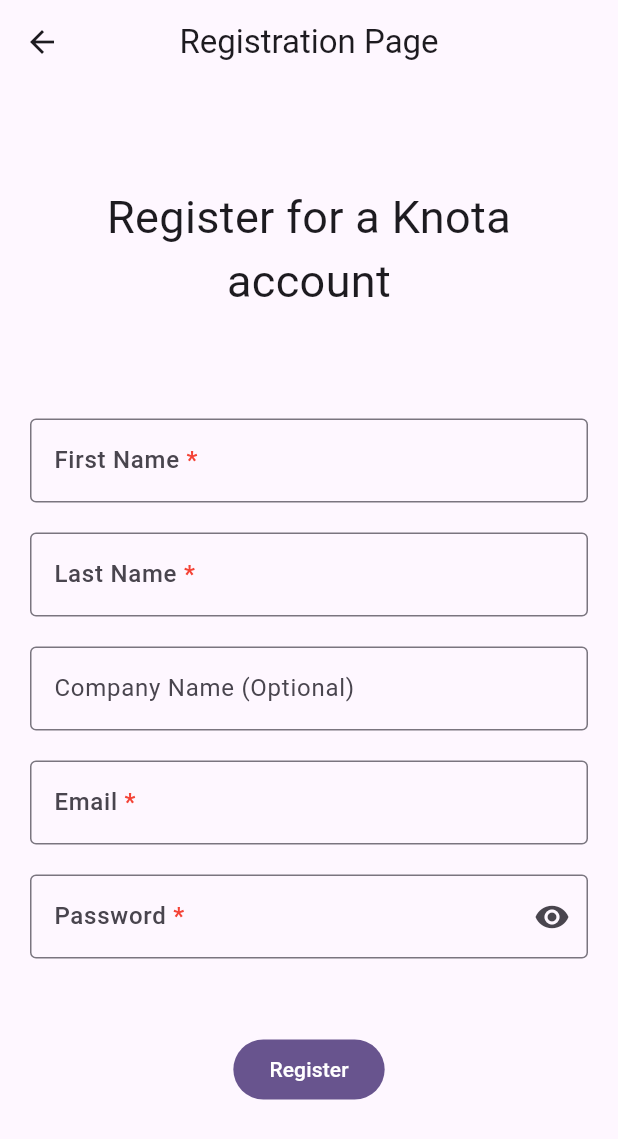
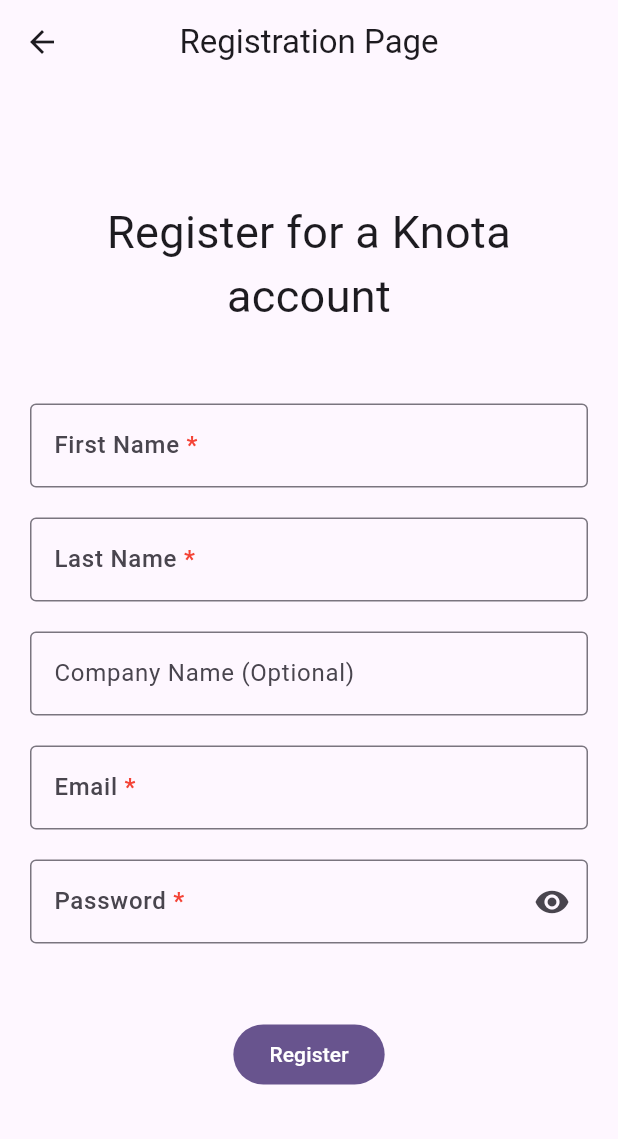
Before and after one commit to tioBlachi/project-knota, a Flutter app: the screen it shows after launch, after a tap on "Create Account", on a phone screen of 412 x 824 dp. Shown: the top 1139 px of the screen. Run offline on Flutter 3.47's test engine with Material 3 defaults, Android fonts, the phone set to English and light mode, and no system bars; our stand-ins replace email_validator; network calls fail.

Commit message:
Docker compose to spin up a postgres DB. Wrapped flutter Scaffolds in SafeArea widget

```diff
--- a/frontend/lib/pages/login_page.dart
+++ b/frontend/lib/pages/login_page.dart
@@ -20,7 +20,8 @@
       //   centerTitle: true,
       //   title: const Text("Login"),
       // ),
-      body: Padding(
+      body: SafeArea(
+        child: Padding(
           padding: const EdgeInsets.all(20),
           child: Center(
             child: Column(
@@ -32,7 +33,7 @@
                 ),
 
                 const SizedBox(
-                height: 50,
+                  height: 15,
                 ),
 
                 Text(
@@ -41,7 +42,7 @@
                 ),
 
                 const SizedBox(
-                height: 50,
+                  height: 10,
                 ),
 
                 Form(
@@ -137,6 +138,7 @@
             ),
           ),
         ),
+      ),
       bottomNavigationBar: Padding(
         padding: const EdgeInsets.all(40),
         child: Column(
--- a/frontend/lib/pages/registation_page.dart
+++ b/frontend/lib/pages/registation_page.dart
@@ -34,7 +34,7 @@
               ),
 
               const SizedBox(
-                height: 50,
+                height: 30,
               ),
 
               Form(
```
Also changed, not shown: 1 other file. Lines whose indentation alone changed are shown as unchanged.
